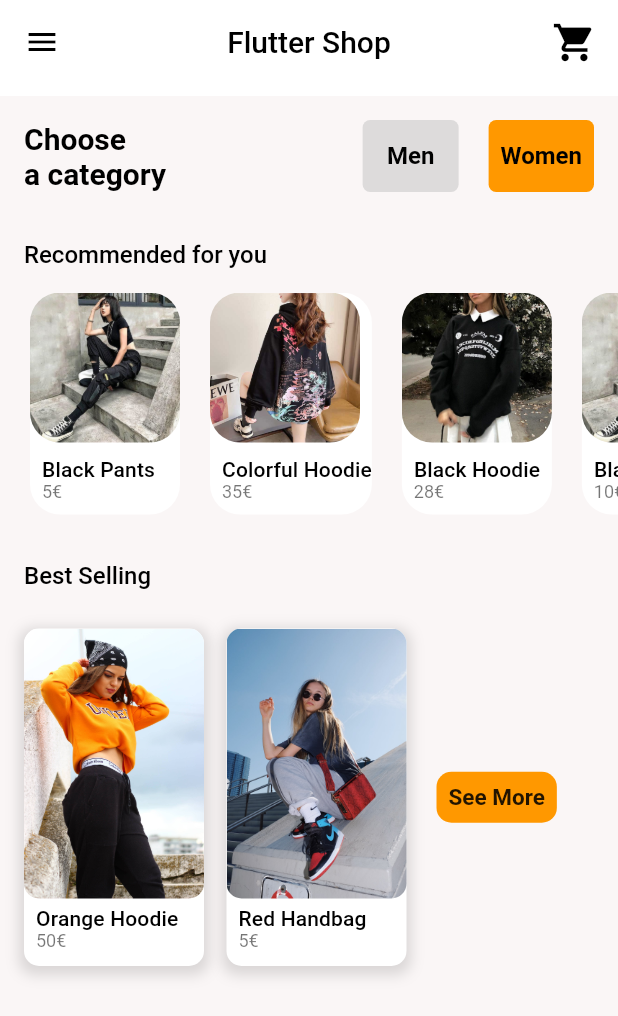
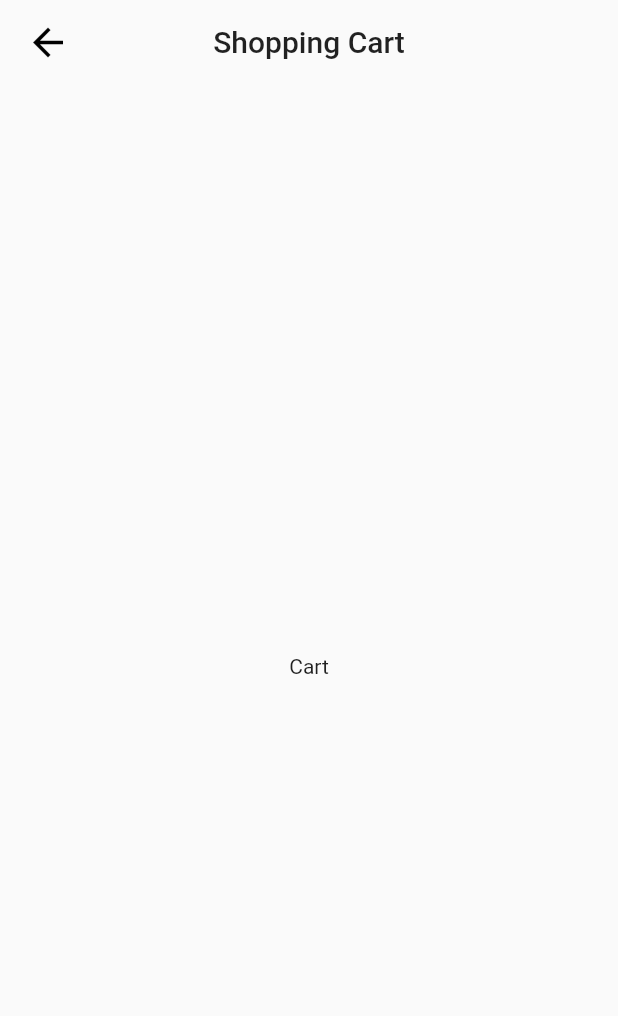
Before and after one commit to eryklorenc/flutter_shop, a Flutter app: the Home screen opened directly, after a tap on the "shopping cart" icon, on a phone screen of 412 x 824 dp. Shown: the top 1016 px of the screen. Run offline on Flutter 3.47's test engine with Material 2 defaults, Android fonts, the phone set to English and light mode, and no system bars; drawn by our look-alikes of flutter_zoom_drawer; our stand-ins replace firebase_auth, firebase_core, firebase_crashlytics, flutter_bloc, freezed_annotation, get_it and 2 more; accounts and stored records are empty.

Commit message:
Add shopping cart page

```diff
--- a/lib/features/settings/widgets/settings_app_bar.dart
+++ b/lib/app/core/common/custom_app_bar.dart
@@ -1,9 +1,10 @@
 import 'package:flutter/material.dart';
 import 'package:flutter_shop/app/core/theme/app_colors.dart';
 
-class SettingsAppBar extends StatelessWidget implements PreferredSizeWidget {
+class CustomAppBar extends StatelessWidget implements PreferredSizeWidget {
   final String title;
-  const SettingsAppBar({
+
+  const CustomAppBar({
     super.key,
     required this.title,
   });
--- a/lib/features/home/home.dart
+++ b/lib/features/home/home.dart
@@ -4,7 +4,7 @@ import 'package:flutter_shop/app/core/theme/app_colors.dart';
 import 'package:flutter_shop/features/burger_menu/burger_menu.dart';
 import 'package:flutter_shop/features/home/cubit/home_cubit.dart';
 import 'package:flutter_shop/features/home/widgets/best_selling_content.dart';
-import 'package:flutter_shop/features/home/widgets/custom_app_bar.dart';
+import 'package:flutter_shop/features/home/widgets/home_app_bar.dart';
 import 'package:flutter_shop/features/home/widgets/men_button_content.dart';
 import 'package:flutter_shop/features/home/widgets/women_button_content.dart';
 import 'package:flutter_shop/generated/l10n.dart';
@@ -33,7 +33,7 @@ class _HomeState extends State<Home> {
           builder: (context, state) {
             return Scaffold(
               backgroundColor: AppColors.white2,
-              appBar: CustomAppBar(
+              appBar: HomeAppBar(
                 zoomDrawerController: zoomDrawerController,
               ),
               body: SingleChildScrollView(
--- a/lib/features/home/widgets/custom_app_bar.dart
+++ b/lib/features/home/widgets/home_app_bar.dart
@@ -1,10 +1,11 @@
 import 'package:flutter/material.dart';
 import 'package:flutter_shop/app/core/theme/app_colors.dart';
+import 'package:flutter_shop/features/shopping_cart/shopping_cart_page.dart';
 import 'package:flutter_shop/generated/l10n.dart';
 import 'package:flutter_zoom_drawer/flutter_zoom_drawer.dart';
 
-class CustomAppBar extends StatelessWidget implements PreferredSizeWidget {
-  const CustomAppBar({
+class HomeAppBar extends StatelessWidget implements PreferredSizeWidget {
+  const HomeAppBar({
     super.key,
     required this.zoomDrawerController,
   });
@@ -40,7 +41,13 @@ class CustomAppBar extends StatelessWidget implements PreferredSizeWidget {
         Padding(
           padding: const EdgeInsets.only(right: 5),
           child: IconButton(
-            onPressed: () {},
+            onPressed: () {
+              Navigator.of(context).push(
+                MaterialPageRoute(
+                  builder: (_) => const ShoppingCartPage(),
+                ),
+              );
+            },
             icon: const Icon(
               Icons.shopping_cart,
               size: 30,
--- a/lib/features/product/widgets/components/buy_now_button.dart
+++ b/lib/features/product/widgets/components/buy_now_button.dart
@@ -3,8 +3,11 @@ import 'package:flutter_shop/app/core/theme/app_colors.dart';
 import 'package:flutter_shop/generated/l10n.dart';
 
 class BuyNowButton extends StatelessWidget {
+  final VoidCallback onPressed;
+
   const BuyNowButton({
     super.key,
+    required this.onPressed,
   });
 
   @override
@@ -12,7 +15,7 @@ class BuyNowButton extends StatelessWidget {
     return ClipRRect(
       borderRadius: BorderRadius.circular(10),
       child: ElevatedButton(
-        onPressed: () {},
+        onPressed: onPressed,
         child: Padding(
           padding: const EdgeInsets.symmetric(
             vertical: 16,
--- a/lib/features/settings/settings_page.dart
+++ b/lib/features/settings/settings_page.dart
@@ -1,8 +1,8 @@
 import 'package:flutter/material.dart';
+import 'package:flutter_shop/app/core/common/custom_app_bar.dart';
 import 'package:flutter_shop/app/core/theme/app_colors.dart';
 import 'package:flutter_shop/features/settings/widgets/privacy_and_security_page.dart';
 import 'package:flutter_shop/features/settings/widgets/setting_option.dart';
-import 'package:flutter_shop/features/settings/widgets/settings_app_bar.dart';
 import 'package:flutter_shop/generated/l10n.dart';
 
 class SettingsPage extends StatelessWidget {
@@ -22,7 +22,7 @@ class SettingsPage extends StatelessWidget {
   Widget build(BuildContext context) {
     return Scaffold(
       backgroundColor: AppColors.white,
-      appBar: SettingsAppBar(
+      appBar: CustomAppBar(
         title: S.of(context).settings,
       ),
       body: Column(
--- a/lib/features/settings/widgets/privacy_and_security_page.dart
+++ b/lib/features/settings/widgets/privacy_and_security_page.dart
@@ -1,5 +1,6 @@
 import 'package:flutter/material.dart';
 import 'package:flutter_bloc/flutter_bloc.dart';
+import 'package:flutter_shop/app/core/common/custom_app_bar.dart';
 import 'package:flutter_shop/app/core/config/enums.dart';
 import 'package:flutter_shop/app/core/theme/app_colors.dart';
 import 'package:flutter_shop/app/core/utils/injection_container.dart';
@@ -7,7 +8,6 @@ import 'package:flutter_shop/features/auth/cubit/auth_cubit.dart';
 import 'package:flutter_shop/features/settings/widgets/components/save_button.dart';
 import 'package:flutter_shop/features/settings/widgets/custom_text_field.dart';
 import 'package:flutter_shop/features/settings/widgets/security_content.dart';
-import 'package:flutter_shop/features/settings/widgets/settings_app_bar.dart';
 import 'package:flutter_shop/generated/l10n.dart';
 
 class PrivacyAndSecurityPage extends StatefulWidget {
@@ -37,7 +37,7 @@ class PrivacyAndSecurityPageState extends State<PrivacyAndSecurityPage> {
       child: BlocBuilder<AuthCubit, AuthState>(
         builder: (context, state) {
           return Scaffold(
-            appBar: SettingsAppBar(
+            appBar: CustomAppBar(
               title: S.of(context).privacy_security,
             ),
             body: ListView(
--- /dev/null
+++ b/lib/features/shopping_cart/shopping_cart_page.dart
@@ -0,0 +1,21 @@
+import 'package:flutter/material.dart';
+import 'package:flutter_shop/app/core/common/custom_app_bar.dart';
+import 'package:flutter_shop/generated/l10n.dart';
+
+class ShoppingCartPage extends StatelessWidget {
+  const ShoppingCartPage({
+    super.key,
+  });
+
+  @override
+  Widget build(BuildContext context) {
+    return Scaffold(
+      appBar: CustomAppBar(
+        title: S.of(context).shopping_cart,
+      ),
+      body: const Center(
+        child: Text('Cart'),
+      ),
+    );
+  }
+}
--- a/lib/l10n/intl_en.arb
+++ b/lib/l10n/intl_en.arb
@@ -70,5 +70,6 @@
     "password_has_been_changed": "Password has been changed",
     "error_password_does_not_match": "Error, password does not match",
     "email_has_been_changed": "Email has been changed",
-    "an_error_occurred_while_changing_the_email_address": "An error occurred while changing the email address"
+    "an_error_occurred_while_changing_the_email_address": "An error occurred while changing the email address",
+    "shopping_cart": "Shopping Cart"
 }
```
Also changed, not shown: lib/features/product/product_page.dart (+5 -3 lines), lib/generated/intl/messages_en.dart, lib/generated/l10n.dart.
